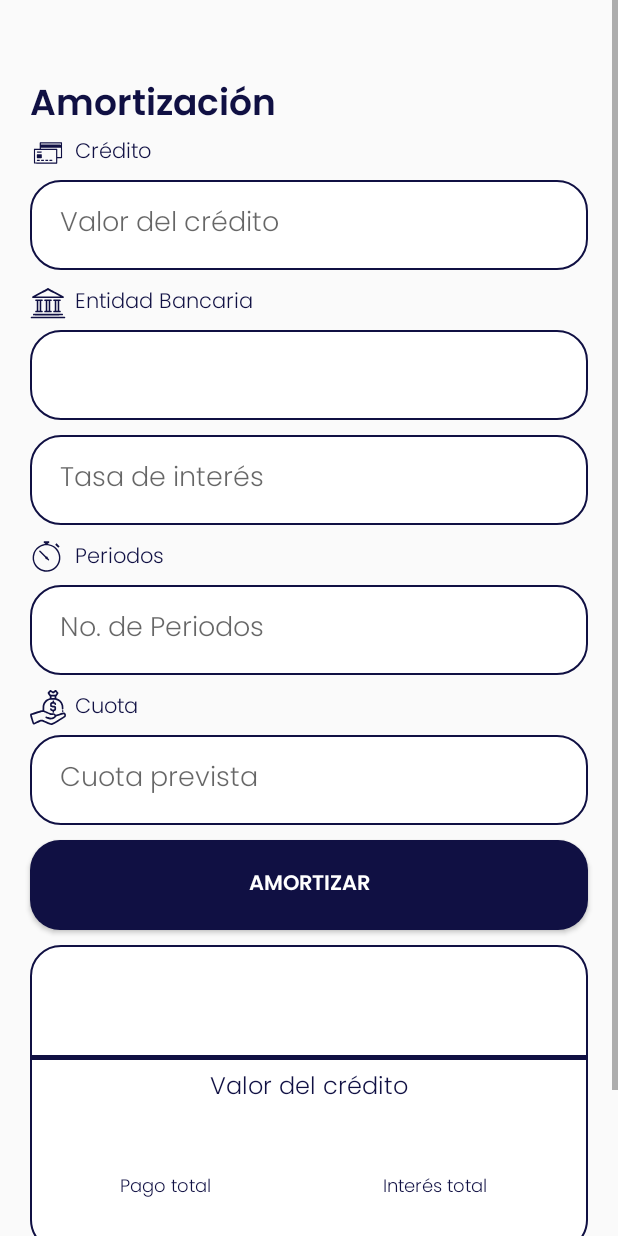
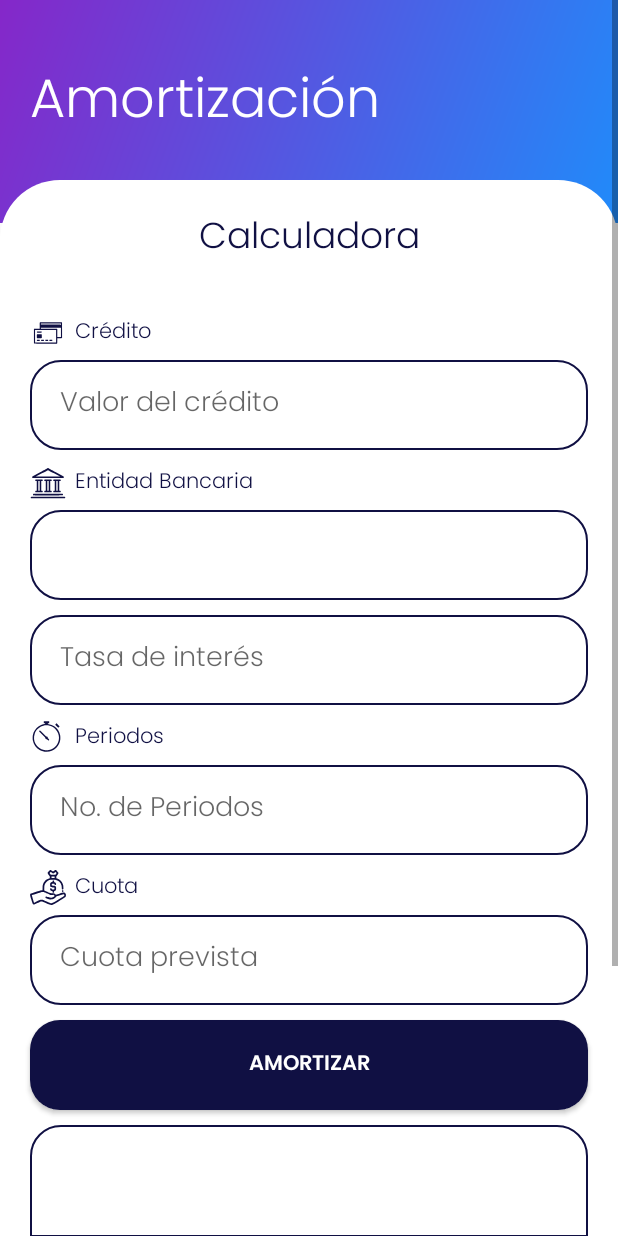
Before and after one commit to JoseAAgaton22/TradeAppBeta, an Android app: the layout fragment_amortizacion.xml on its own in the app's theme, with its tools: preview values and no code run, on a phone screen of 412 x 824 dp. Run offline under Robolectric (Android 15) with nearby library versions, the phone set to English and light mode, and no system bars.

Commit message:
Cambios generales en el diseño

```diff
--- a/app/src/main/res/layout/fragment_amortizacion.xml
+++ b/app/src/main/res/layout/fragment_amortizacion.xml
@@ -7,17 +7,39 @@
 
     <RelativeLayout
         android:layout_width="match_parent"
+        android:layout_height="match_parent">
+
+        <TextView
+            android:layout_width="match_parent"
+            android:layout_height="wrap_content"
+            android:text="Amortización"
+            android:fontFamily="@font/poppins_normal"
+            android:textSize="36dp"
+            android:background="@drawable/app_background"
+            android:textColor="@color/white"
+            android:paddingTop="40dp"
+            android:paddingBottom="50dp"
+            android:paddingStart="20dp"
+            android:paddingEnd="20dp"
+            android:id="@+id/deudas_titulo"/>
+
+        <RelativeLayout
+            android:layout_width="match_parent"
             android:layout_height="match_parent"
+            android:layout_marginTop="120dp"
             tools:layout_editor_absoluteX="0dp"
-        tools:layout_editor_absoluteY="-45dp">
+            tools:layout_editor_absoluteY="-45dp"
+            android:background="@drawable/app_blank_background">
 
             <TextView
                 android:layout_width="match_parent"
                 android:layout_height="wrap_content"
                 android:layout_marginStart="20dp"
-            android:layout_marginTop="50dp"
-            android:text="Amortización"
-            android:fontFamily="@font/poppins_semibold"
+                android:layout_marginEnd="20dp"
+                android:layout_marginTop="20dp"
+                android:text="Calculadora"
+                android:textAlignment="center"
+                android:fontFamily="@font/poppins_light"
                 android:textColor="@color/main"
                 android:textSize="24dp"/>
 
@@ -309,4 +331,6 @@
 
         </RelativeLayout>
 
+    </RelativeLayout>
+
 </ScrollView>
```
Also changed, not shown: app/src/main/java/com/app/tradeapp/Fragments/EstadisticasFragment.java (+28 -15 lines), app/src/main/res/layout/fragment_deudas.xml (+16 -7 lines), app/src/main/res/layout/fragment_estadisticas.xml (+29 -7 lines). Lines whose indentation alone changed are shown as unchanged.
